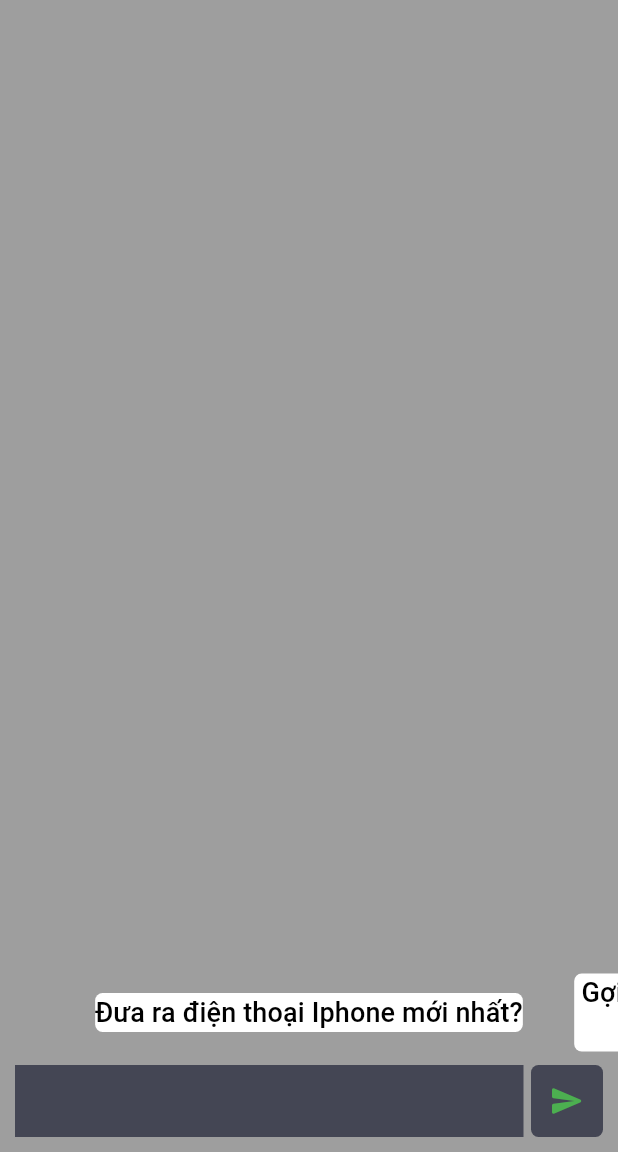
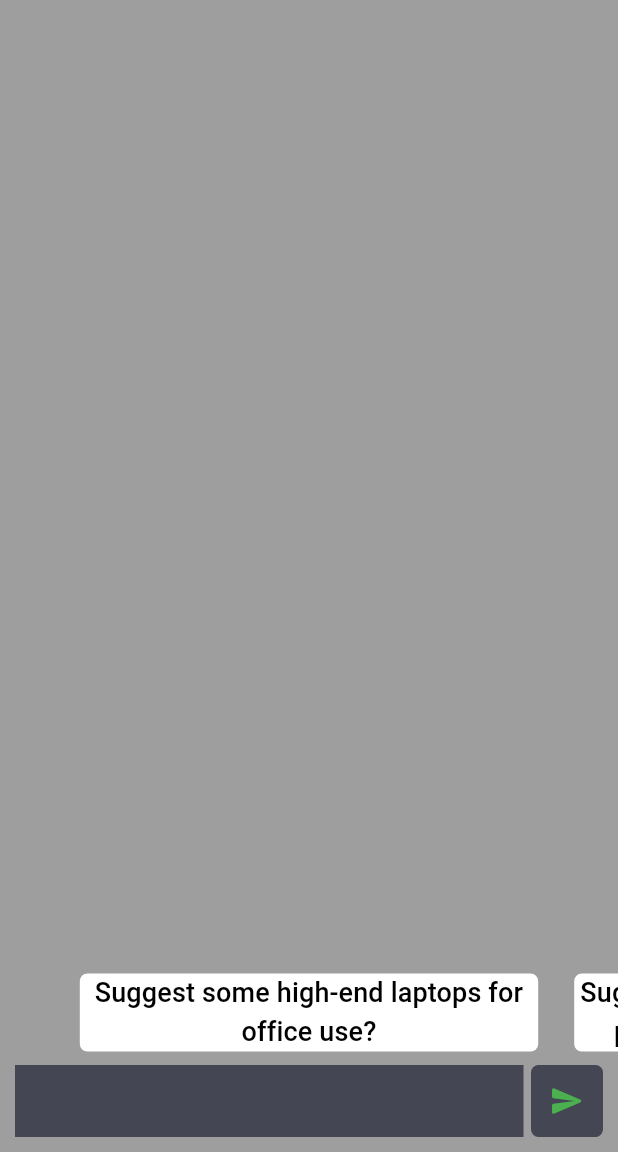
Before and after one commit to tranhoangkhai1506/ktechshop_ctu, a Flutter app: the ChatScreen screen opened directly, on a phone screen of 412 x 824 dp, the part 84-1236 px from its top. Run offline on Flutter 3.47's test engine with Material 3 defaults, Android fonts, the phone set to English and light mode, and no system bars; our stand-ins replace animated_splash_screen, cloud_firestore, firebase_auth, firebase_core, firebase_messaging, firebase_storage and 7 more; missing offline and left inert: flutter_facebook_auth, flutter_stripe; accounts and stored records are empty.

Commit message:
update nho

```diff
--- a/lib/main.dart
+++ b/lib/main.dart
@@ -35,7 +35,7 @@ class _MyAppState extends State<MyApp> {
     return ChangeNotifierProvider(
       create: (context) => AppProvider(),
       child: MaterialApp(
-        title: 'K-Tech',
+        title: 'King-Tech',
         home: StreamBuilder(
             stream: FirebaseAuthHelper.instance.getAuthChange,
             builder: (context, snapshot) {
--- a/lib/screens/about_screen/about_screen.dart
+++ b/lib/screens/about_screen/about_screen.dart
@@ -24,7 +24,7 @@ class AboutScreen extends StatelessWidget {
               height: 200,
               width: 300,
               child: Image.asset(AssetsImages.instance.ktechLogo)),
-          Text("K-Tech",
+          Text("King-Tech",
               style: TextStyle(
                   fontSize: 24,
                   fontWeight: FontWeight.bold,
@@ -32,7 +32,7 @@ class AboutScreen extends StatelessWidget {
           SizedBox(
             height: kDefaultPadding,
           ),
-          Text("Owner: Kaaka",
+          Text("Owner: Mã Nguyễn Phước Bình B2003821",
               style: TextStyle(fontSize: 20, color: Colors.black)),
         ],
       )),
--- a/lib/screens/auth_ui/login/login.dart
+++ b/lib/screens/auth_ui/login/login.dart
@@ -30,7 +30,8 @@ class _LoginState extends State<Login> {
         child: Column(
           crossAxisAlignment: CrossAxisAlignment.start,
           children: [
-            TopTitles(title: 'Login', subTitle: 'Welcome Back To K-Tech Shop'),
+            TopTitles(
+                title: 'Login', subTitle: 'Welcome Back To King-Tech Shop'),
             SizedBox(
               height: kDefaultPadding * 1.5,
             ),
--- a/lib/screens/auth_ui/sign_up/sign_up.dart
+++ b/lib/screens/auth_ui/sign_up/sign_up.dart
@@ -33,7 +33,7 @@ class _SignUpState extends State<SignUp> {
           crossAxisAlignment: CrossAxisAlignment.start,
           children: [
             TopTitles(
-                title: 'Create Account', subTitle: 'Welcome To K-Tech Shop'),
+                title: 'Create Account', subTitle: 'Welcome To King-Tech Shop'),
             SizedBox(
               height: kDefaultPadding * 1.5,
             ),
--- a/lib/screens/buy_now_checkLocation_screen/buy_now_location.dart
+++ b/lib/screens/buy_now_checkLocation_screen/buy_now_location.dart
@@ -106,6 +106,7 @@ class _SingleCheckCurrentLocationScreen
                                 ),
                                 overflow: TextOverflow.ellipsis,
                                 maxLines: 2,
+                                textAlign: TextAlign.center,
                               ),
                             ],
                           ),
@@ -138,7 +139,7 @@ class _SingleCheckCurrentLocationScreen
                         }),
                     Icon(Icons.paypal_rounded),
                     SizedBox(
-                      height: 60,
+                      height: 140,
                       width: 250,
                       child: Column(
                         children: [
@@ -153,6 +154,7 @@ class _SingleCheckCurrentLocationScreen
                                 ),
                                 overflow: TextOverflow.ellipsis,
                                 maxLines: 2,
+                                textAlign: TextAlign.center,
                               ),
                               Text(
                                 // ignore: unnecessary_string_interpolations
--- a/lib/screens/chatbot_screen/chat_screen.dart
+++ b/lib/screens/chatbot_screen/chat_screen.dart
@@ -16,8 +16,7 @@ class ChatScreen extends StatefulWidget {
 }
 
 Future<String> generateResponse(String prompt) async {
-  const apiKey =
-      ""; // Thêm OpenAI API Key của bạn vào đây.
+  const apiKey = ""; // Thêm OpenAI API Key của bạn vào đây.
   var url = Uri.https("api.openai.com", "/v1/chat/completions");
   final response = await http.post(
     url,
@@ -52,11 +51,11 @@ class _ChatScreenState extends State<ChatScreen> {
   late bool isLoading;
 
   final List<String> pageTexts = [
-    'Đưa ra điện thoại Iphone mới nhất?',
-    'Gợi ý cho tôi 2 loại bàn phím gaming tốt nhất',
-    'Gợi ý cho tôi tai nghe gaming',
-    'Gợi ý cho tôi các loại sạc 20W',
-    'Gợi ý cho tôi điện thoại trên 20 triệu',
+    'Suggest some high-end laptops for office use?',
+    'Suggest some gaming laptops in the price range of 20 to 25 million?',
+    'Suggest some good mechanical keyboard models?',
+    'Suggest some good headphone models?',
+    'Suggest for me laptop to work?',
   ];
 
   @override
--- a/lib/screens/home/home.dart
+++ b/lib/screens/home/home.dart
@@ -137,7 +137,7 @@ class _HomeState extends State<Home> {
                             Column(
                               children: const [
                                 TopTitles(
-                                  title: 'King Tech :D',
+                                  title: 'King Tech',
                                   subTitle: '',
                                 ),
                               ],
--- a/lib/screens/product_details/product_detail.dart
+++ b/lib/screens/product_details/product_detail.dart
@@ -56,7 +56,7 @@ class _ProductDetailsState extends State<ProductDetails> {
                   mainAxisAlignment: MainAxisAlignment.spaceBetween,
                   children: [
                     Text(
-                      widget.singleProduct.name,
+                      widget.singleProduct.name.toUpperCase(),
                       style:
                           TextStyle(fontSize: 22, fontWeight: FontWeight.bold),
                     ),
--- a/lib/screens/support_screen/support_screen.dart
+++ b/lib/screens/support_screen/support_screen.dart
@@ -32,12 +32,12 @@ class SupportScreen extends StatelessWidget {
           SizedBox(
             height: kDefaultPadding,
           ),
-          Text("Email: ktech.support@gmail.com",
+          Text("Email: kingtech.support@gmail.com",
               style: TextStyle(fontSize: 20, color: Colors.black)),
           SizedBox(
             height: kDefaultPadding,
           ),
-          Text("Hotline: 0987654321",
+          Text("Hotline: 0704874653",
               style: TextStyle(fontSize: 20, color: Colors.black)),
         ],
       )),
```
